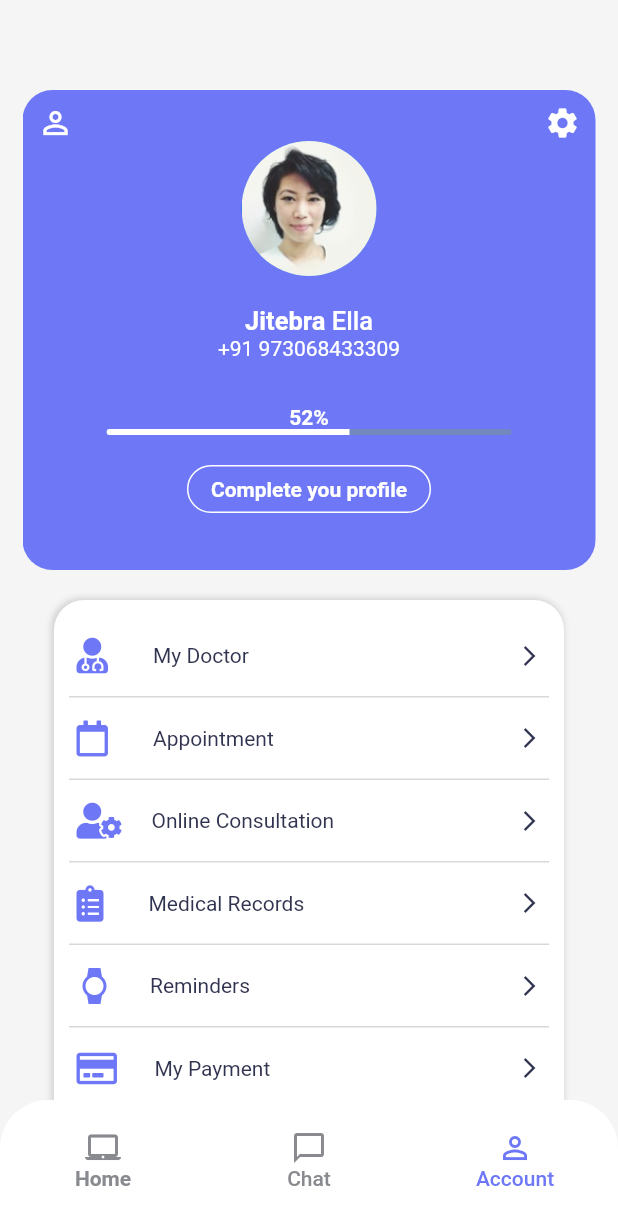
After one commit to TingzhouJia/flutter_medical, a Flutter app: the screen it shows after launch, item 3 of the bottom bar chosen, on a phone screen of 412 x 824 dp. The commit adds this screen. Shown: the top 1225 px of the screen. Run offline on Flutter 3.47's test engine with Material 2 defaults, Android fonts, the phone set to English and light mode, and no system bars; our stand-ins replace font_awesome_flutter.

Commit message:
account finished

```diff
--- a/lib/main.dart
+++ b/lib/main.dart
@@ -20,7 +20,7 @@ class MyApp extends StatelessWidget {
         // or simply save your changes to "hot reload" in a Flutter IDE).
         // Notice that the counter didn't reset back to zero; the application
         // is not restarted.
-        primarySwatch: Colors.blue,
+
       ),
       home: MyHomePage(title: 'Flutter Demo Home Page'),
     );
--- /dev/null
+++ b/lib/screen/account.dart
@@ -0,0 +1,228 @@
+import 'package:flutter/cupertino.dart';
+import 'package:flutter/material.dart';
+import 'package:font_awesome_flutter/font_awesome_flutter.dart';
+
+class MyAccount extends StatefulWidget {
+  @override
+  _MyAccountState createState() => _MyAccountState();
+}
+
+class _MyAccountState extends State<MyAccount> {
+  @override
+  Widget build(BuildContext context) {
+    return Container(
+      margin: EdgeInsets.only(top: 50),
+      padding: EdgeInsets.only(top: 10.0,left: 15,right: 15),
+      child: SingleChildScrollView(
+        child: Column(
+          children: <Widget>[
+            Container(
+              height: 320,
+              width: 400,
+              padding: EdgeInsets.symmetric(horizontal: 10.0,vertical: 10.0),
+              decoration: BoxDecoration(
+                borderRadius: BorderRadius.all(Radius.circular(20.0)),
+                color: Color(0xff6e78f7)
+              ),
+              child: Column(
+                children: <Widget>[
+                  Row(
+                    mainAxisAlignment: MainAxisAlignment.spaceBetween,
+                    children: <Widget>[
+                      Icon(Icons.person_outline,color: Colors.white,),
+                      Icon(Icons.settings,color: Colors.white,)
+                    ],
+                  ),
+                  CircleAvatar(
+                    backgroundImage: AssetImage('assets/img/avatar1.jpg'),
+                    radius: 45.0,
+                  ),
+                  SizedBox(height: 20.0,),
+                  RichText(
+                    text: TextSpan(
+                      text: 'Jitebra ',style: TextStyle(color: Colors.white,fontWeight: FontWeight.bold,fontSize: 17.0),
+                      children: [
+                        TextSpan(text: 'Ella',style: TextStyle(color: Colors.white,fontWeight: FontWeight.w500))
+                      ]
+                    ),
+                  ),
+                  Text('+91 973068433309',style: TextStyle(color: Colors.white),),
+                  SizedBox(
+                    height: 30.0,
+                  ),
+                  Text('52%',style: TextStyle(color: Colors.white,fontWeight: FontWeight.bold),),
+                  Container(
+                    width: 270,
+                    child: ClipRRect(
+                      borderRadius: BorderRadius.all(Radius.circular(10.0)),
+                      child: LinearProgressIndicator(
+                        value: 0.6,
+                        valueColor: AlwaysStoppedAnimation(Colors.white),
+                        backgroundColor:Color(0xff7189bf) ,
+                      ),
+
+                    ),
+                  ),
+                  SizedBox(
+                    height: 20.0,
+                  ),
+                  Container(
+                    padding: EdgeInsets.symmetric(horizontal: 15.0,vertical: 7.0),
+                    decoration: BoxDecoration(
+                      borderRadius: BorderRadius.all(Radius.circular(20.0)),
+                      border: Border.all(color: Colors.white)
+                    ),
+                    child: Text('Complete you profile',style: TextStyle(color: Colors.white,fontWeight: FontWeight.w700),),
+                  )
+                ],
+              ),
+            ),
+            SizedBox(height: 20.0,),
+            Container(
+              height: 500,
+              width: 340,
+              padding: EdgeInsets.all(10.0),
+              decoration: BoxDecoration(
+                  borderRadius: BorderRadius.all(Radius.circular(20.0)),
+                color: Colors.white,
+                boxShadow: [
+                  BoxShadow(color: Colors.grey.withOpacity(0.4),blurRadius: 3.0,spreadRadius: 1.0,offset: Offset(-1.0,-0.1)),
+                ]
+              ),
+              child: Column(
+                  children: <Widget>[
+                    Container(
+                      decoration:BoxDecoration(
+                        border: Border(
+                          bottom: BorderSide(color: Colors.grey.withOpacity(0.4))
+                        )
+                      ),
+                      padding:EdgeInsets.symmetric(horizontal: 5.0,vertical: 15.0),
+                      child: Row(
+                        mainAxisAlignment: MainAxisAlignment.spaceBetween,
+                        children: <Widget>[
+                          Row(
+                            children: <Widget>[
+                              FaIcon(FontAwesomeIcons.userMd,color: Color(0xff6e78f7),),
+                              SizedBox(width: 30.0,),
+                              Text('My Doctor',style: TextStyle(color: Color(0xff313450),fontWeight: FontWeight.w400,fontSize: 14.0),)
+                            ],
+                          ),
+                          Icon(Icons.arrow_forward_ios,size: 16.0,color: Color(0xff313450),)
+                        ],
+                      ),
+                    ),
+                    Container(
+                      decoration:BoxDecoration(
+                          border: Border(
+                              bottom: BorderSide(color: Colors.grey.withOpacity(0.4))
+                          )
+                      ),
+                      padding:EdgeInsets.symmetric(horizontal: 5.0,vertical: 15.0),
+                      child: Row(
+                        mainAxisAlignment: MainAxisAlignment.spaceBetween,
+                        children: <Widget>[
+                          Row(
+                            children: <Widget>[
+                              FaIcon(FontAwesomeIcons.calendar,color: Color(0xff6e78f7),),
+                              SizedBox(width: 30.0,),
+                              Text('Appointment',style: TextStyle(color: Color(0xff313450),fontWeight: FontWeight.w400,fontSize: 14.0),)
+                            ],
+                          ),
+                          Icon(Icons.arrow_forward_ios,size: 16.0,color: Color(0xff313450),)
+                        ],
+                      ),
+                    ),
+                    Container(
+                      decoration:BoxDecoration(
+                          border: Border(
+                              bottom: BorderSide(color: Colors.grey.withOpacity(0.4))
+                          )
+                      ),
+                      padding:EdgeInsets.symmetric(horizontal: 5.0,vertical: 15.0),
+                      child: Row(
+                        mainAxisAlignment: MainAxisAlignment.spaceBetween,
+                        children: <Widget>[
+                          Row(
+                            children: <Widget>[
+                              FaIcon(FontAwesomeIcons.userCog,color: Color(0xff6e78f7),),
+                              SizedBox(width: 20.0,),
+                              Text('Online Consultation',style: TextStyle(color: Color(0xff313450),fontWeight: FontWeight.w400,fontSize: 14.0),)
+                            ],
+                          ),
+                          Icon(Icons.arrow_forward_ios,size: 16.0,color: Color(0xff313450),)
+                        ],
+                      ),
+                    ),
+                    Container(
+                      decoration:BoxDecoration(
+                          border: Border(
+                              bottom: BorderSide(color: Colors.grey.withOpacity(0.4))
+                          )
+                      ),
+                      padding:EdgeInsets.symmetric(horizontal: 5.0,vertical: 15.0),
+                      child: Row(
+                        mainAxisAlignment: MainAxisAlignment.spaceBetween,
+                        children: <Widget>[
+                          Row(
+                            children: <Widget>[
+                              FaIcon(FontAwesomeIcons.clipboardList,color: Color(0xff6e78f7),),
+                              SizedBox(width: 30.0,),
+                              Text('Medical Records',style: TextStyle(color: Color(0xff313450),fontWeight: FontWeight.w400,fontSize: 14.0),)
+                            ],
+                          ),
+                          Icon(Icons.arrow_forward_ios,size: 16.0,color: Color(0xff313450),)
+                        ],
+                      ),
+                    ),
+                    Container(
+                      decoration:BoxDecoration(
+                          border: Border(
+                              bottom: BorderSide(color: Colors.grey.withOpacity(0.4))
+                          )
+                      ),
+                      padding:EdgeInsets.symmetric(horizontal: 5.0,vertical: 15.0),
+                      child: Row(
+                        mainAxisAlignment: MainAxisAlignment.spaceBetween,
+                        children: <Widget>[
+                          Row(
+                            children: <Widget>[
+                              Icon(Icons.watch,color: Color(0xff6e78f7),),
+                              SizedBox(width: 25.0,),
+                              Text('Reminders',style: TextStyle(color: Color(0xff313450),fontWeight: FontWeight.w400,fontSize: 14.0),)
+                            ],
+                          ),
+                          Icon(Icons.arrow_forward_ios,size: 16.0,color: Color(0xff313450),)
+                        ],
+                      ),
+                    ),
+                    Container(
+                      decoration:BoxDecoration(
+                          border: Border(
+                              bottom: BorderSide(color: Colors.grey.withOpacity(0.4))
+                          )
+                      ),
+                      padding:EdgeInsets.symmetric(horizontal: 5.0,vertical: 15.0),
+                      child: Row(
+                        mainAxisAlignment: MainAxisAlignment.spaceBetween,
+                        children: <Widget>[
+                          Row(
+                            children: <Widget>[
+                              FaIcon(FontAwesomeIcons.creditCard,color: Color(0xff6e78f7),),
+                              SizedBox(width: 25.0,),
+                              Text('My Payment',style: TextStyle(color: Color(0xff313450),fontWeight: FontWeight.w400,fontSize: 14.0),)
+                            ],
+                          ),
+                          Icon(Icons.arrow_forward_ios,size: 16.0,color: Color(0xff313450),)
+                        ],
+                      ),
+                    )
+                  ],
+              ),
+            )
+          ],
+        ),
+      ),
+    );
+  }
+}
--- a/lib/screen/home.dart
+++ b/lib/screen/home.dart
@@ -1,5 +1,6 @@
 import 'package:flutter/cupertino.dart';
 import 'package:flutter/material.dart';
+import 'package:flutterui/screen/account.dart';
 import 'package:font_awesome_flutter/font_awesome_flutter.dart';
 
 class Home extends StatefulWidget {
@@ -62,19 +63,9 @@ class _HomeState extends State<Home> {
           icon: Icon(Icons.info_outline), title: Text('Yellow'))
     ];
   }
+  Widget home(){
+    return Stack(
 
-  @override
-  Widget build(BuildContext context) {
-    return Scaffold(
-      backgroundColor: Color(0xfff5f5f5),
-      body: GestureDetector(
-        onTap: () {
-          if (_overlayEntry != null) {
-            _overlayEntry.remove();
-            _overlayEntry = null;
-          }
-        },
-        child: Stack(
       children: <Widget>[
         Positioned(
           top: 0,
@@ -275,7 +266,7 @@ class _HomeState extends State<Home> {
         ),
         Container(
           margin: EdgeInsets.only(top: MediaQuery.of(context).size.height*0.32),
-              height: MediaQuery.of(context).size.height*0.67,
+          height: MediaQuery.of(context).size.height*0.68,
 
           width: double.infinity,
           padding: EdgeInsets.only(left: 20.0),
@@ -491,12 +482,36 @@ class _HomeState extends State<Home> {
             ],
           ),
         ),
+      ],
+    );
+  }
+
+  @override
+  Widget build(BuildContext context) {
+    return DefaultTabController(
+      length: 3,
+      child: Scaffold(
+        backgroundColor: Color(0xfff5f5f5),
+        body: GestureDetector(
+          onTap: () {
+            if (_overlayEntry != null) {
+              _overlayEntry.remove();
+              _overlayEntry = null;
+            }
+          },
+          child: Stack(
+            children: <Widget>[
+              TabBarView(
+                children: <Widget>[
+                  home(),
+                  Container(),
+                  MyAccount()
+                ],
+              ),
               Positioned(
                 bottom: 0,
                 left: 0,
                 right: 0,
-              child: DefaultTabController(
-                length: 3,
                 child: Container(
                     padding: EdgeInsets.symmetric(vertical: 20.0),
                     height: MediaQuery.of(context).size.height*0.11,
@@ -510,7 +525,6 @@ class _HomeState extends State<Home> {
                       isScrollable: false,
                       labelColor: Color(0xff6e78f7),
                       unselectedLabelColor:Color(0xff898a8f) ,
-
                       tabs: <Widget>[
                         Column(
                           children: <Widget>[
@@ -550,9 +564,9 @@ class _HomeState extends State<Home> {
                         ),
                       ],
                     )),
-              ),
               )
             ],
+          ),
         ),
       ),
     );
```
Also changed, not shown: assets/icons/ask1.png (added), assets/icons/card.png (added), assets/icons/doctor.png (added), assets/icons/gift.png (added), assets/icons/schedual.png (added), assets/icons/watch.png (added). Lines whose indentation alone changed are shown as unchanged.
